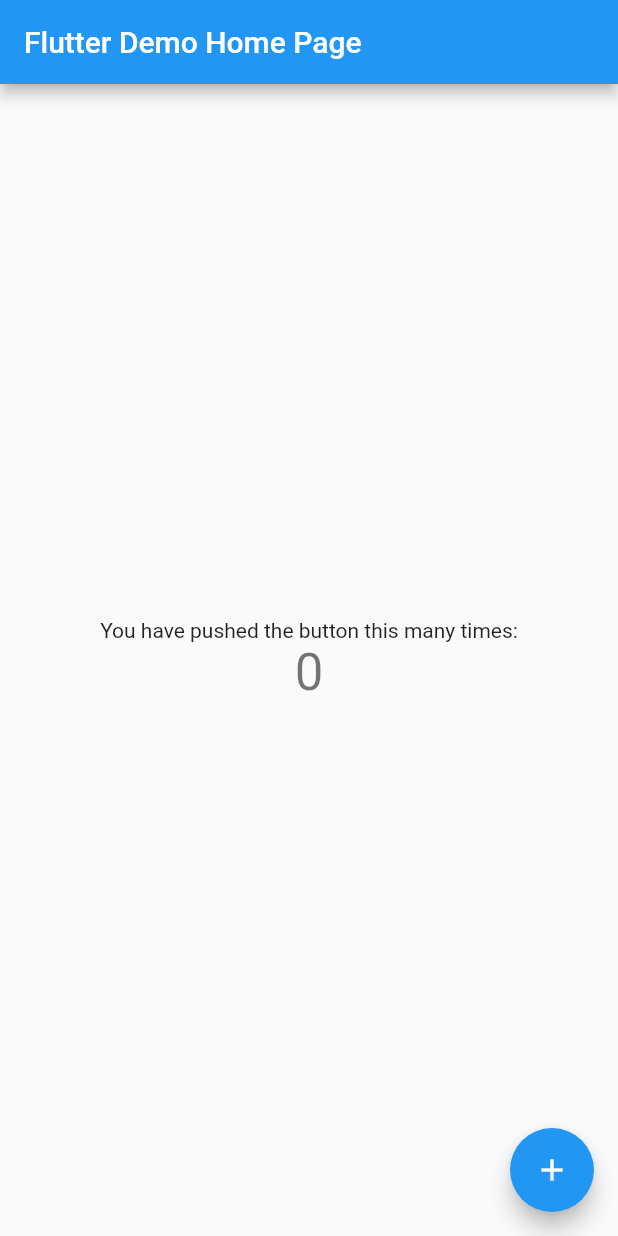
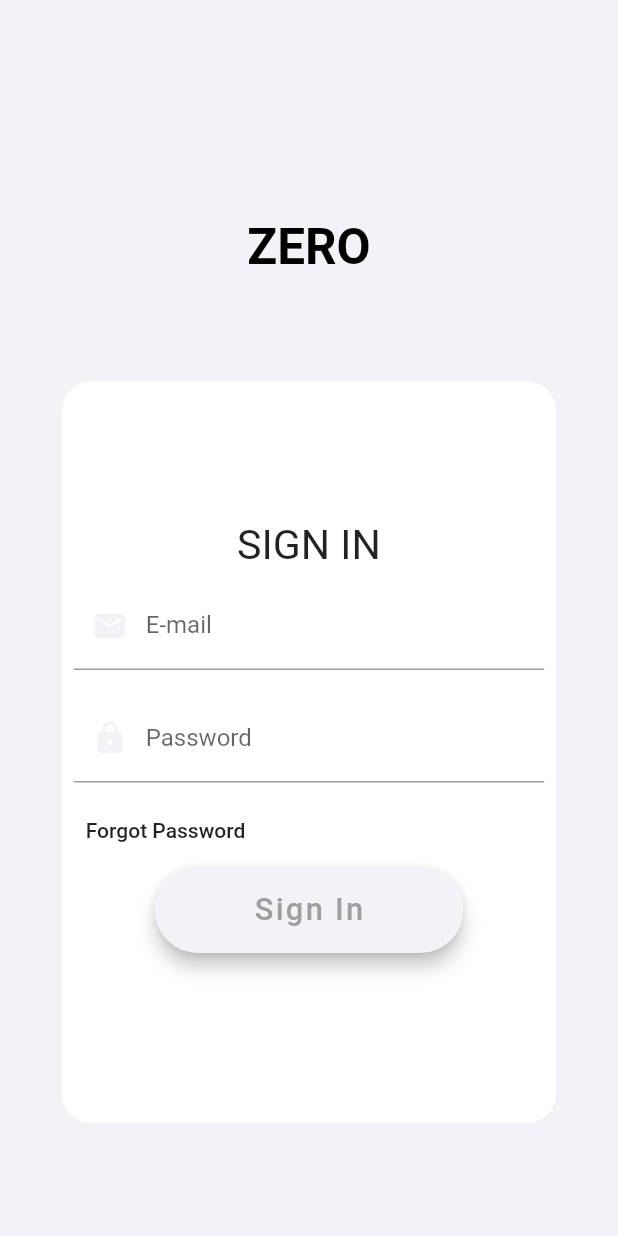
Before and after one commit to sayannath/zero_vendor, a Flutter app: the screen it shows after launch, on a phone screen of 412 x 824 dp. Run offline on Flutter 3.47's test engine with Material 2 defaults, Android fonts, the phone set to English and light mode, and no system bars.

Commit message:
login page

```diff
--- /dev/null
+++ b/lib/constants.dart
@@ -0,0 +1,3 @@
+import 'package:flutter/material.dart';
+
+const mainColor = Color(0xfff2f3f7);
--- a/lib/main.dart
+++ b/lib/main.dart
@@ -1,117 +1,14 @@
 import 'package:flutter/material.dart';
+import 'package:zero_vendor/view/loginPage.dart';
 
-void main() {
-  runApp(MyApp());
-}
+void main() => runApp(MyApp());
 
 class MyApp extends StatelessWidget {
-  // This widget is the root of your application.
   @override
   Widget build(BuildContext context) {
     return MaterialApp(
-      title: 'Flutter Demo',
-      theme: ThemeData(
-        // This is the theme of your application.
-        //
-        // Try running your application with "flutter run". You'll see the
-        // application has a blue toolbar. Then, without quitting the app, try
-        // changing the primarySwatch below to Colors.green and then invoke
-        // "hot reload" (press "r" in the console where you ran "flutter run",
-        // or simply save your changes to "hot reload" in a Flutter IDE).
-        // Notice that the counter didn't reset back to zero; the application
-        // is not restarted.
-        primarySwatch: Colors.blue,
-        // This makes the visual density adapt to the platform that you run
-        // the app on. For desktop platforms, the controls will be smaller and
-        // closer together (more dense) than on mobile platforms.
-        visualDensity: VisualDensity.adaptivePlatformDensity,
-      ),
-      home: MyHomePage(title: 'Flutter Demo Home Page'),
+      debugShowCheckedModeBanner: false,
+      home: LoginPage(),
     );
   }
 }
-
-class MyHomePage extends StatefulWidget {
-  MyHomePage({Key key, this.title}) : super(key: key);
-
-  // This widget is the home page of your application. It is stateful, meaning
-  // that it has a State object (defined below) that contains fields that affect
-  // how it looks.
-
-  // This class is the configuration for the state. It holds the values (in this
-  // case the title) provided by the parent (in this case the App widget) and
-  // used by the build method of the State. Fields in a Widget subclass are
-  // always marked "final".
-
-  final String title;
-
-  @override
-  _MyHomePageState createState() => _MyHomePageState();
-}
-
-class _MyHomePageState extends State<MyHomePage> {
-  int _counter = 0;
-
-  void _incrementCounter() {
-    setState(() {
-      // This call to setState tells the Flutter framework that something has
-      // changed in this State, which causes it to rerun the build method below
-      // so that the display can reflect the updated values. If we changed
-      // _counter without calling setState(), then the build method would not be
-      // called again, and so nothing would appear to happen.
-      _counter++;
-    });
-  }
-
-  @override
-  Widget build(BuildContext context) {
-    // This method is rerun every time setState is called, for instance as done
-    // by the _incrementCounter method above.
-    //
-    // The Flutter framework has been optimized to make rerunning build methods
-    // fast, so that you can just rebuild anything that needs updating rather
-    // than having to individually change instances of widgets.
-    return Scaffold(
-      appBar: AppBar(
-        // Here we take the value from the MyHomePage object that was created by
-        // the App.build method, and use it to set our appbar title.
-        title: Text(widget.title),
-      ),
-      body: Center(
-        // Center is a layout widget. It takes a single child and positions it
-        // in the middle of the parent.
-        child: Column(
-          // Column is also a layout widget. It takes a list of children and
-          // arranges them vertically. By default, it sizes itself to fit its
-          // children horizontally, and tries to be as tall as its parent.
-          //
-          // Invoke "debug painting" (press "p" in the console, choose the
-          // "Toggle Debug Paint" action from the Flutter Inspector in Android
-          // Studio, or the "Toggle Debug Paint" command in Visual Studio Code)
-          // to see the wireframe for each widget.
-          //
-          // Column has various properties to control how it sizes itself and
-          // how it positions its children. Here we use mainAxisAlignment to
-          // center the children vertically; the main axis here is the vertical
-          // axis because Columns are vertical (the cross axis would be
-          // horizontal).
-          mainAxisAlignment: MainAxisAlignment.center,
-          children: <Widget>[
-            Text(
-              'You have pushed the button this many times:',
-            ),
-            Text(
-              '$_counter',
-              style: Theme.of(context).textTheme.headline4,
-            ),
-          ],
-        ),
-      ),
-      floatingActionButton: FloatingActionButton(
-        onPressed: _incrementCounter,
-        tooltip: 'Increment',
-        child: Icon(Icons.add),
-      ), // This trailing comma makes auto-formatting nicer for build methods.
-    );
-  }
-}
--- /dev/null
+++ b/lib/view/addDataPage.dart
@@ -0,0 +1,44 @@
+import 'package:flutter/cupertino.dart';
+import 'package:flutter/material.dart';
+
+import 'homePage.dart';
+
+class AddDataPage extends StatelessWidget {
+  final String data;
+
+  AddDataPage({
+    Key key,
+    @required this.data,
+  }) : super(key: key);
+
+  @override
+  Widget build(BuildContext context) {
+    return Scaffold(
+      appBar: AppBar(
+        title: Text('Add Data'),
+      ),
+      body: Center(
+        child: Column(
+          mainAxisSize: MainAxisSize.min,
+          children: <Widget>[
+            Text(
+              'Add Data Page',
+              style: TextStyle(fontSize: 50),
+            ),
+            Text(
+              data,
+              style: TextStyle(fontSize: 20),
+            ),
+            RaisedButton(
+              onPressed: () {
+                Navigator.of(context).push(MaterialPageRoute(
+                    builder: (context) => HomePage(data: 'Home Page')));
+              },
+              child: Text('Home'),
+            ),
+          ],
+        ),
+      ),
+    );
+  }
+}
--- /dev/null
+++ b/lib/view/homePage.dart
@@ -0,0 +1,32 @@
+import 'package:flutter/cupertino.dart';
+import 'package:flutter/material.dart';
+
+class HomePage extends StatelessWidget {
+  final String data;
+  HomePage({
+    Key key,
+    @required this.data,
+  }) : super(key: key);
+  @override
+  Widget build(BuildContext context) {
+    return Scaffold(
+        appBar: AppBar(
+          title: Text('HOME'),
+        ),
+        body: Center(
+          child: Column(
+            mainAxisSize: MainAxisSize.min,
+            children: <Widget>[
+              Text(
+                'Home Page',
+                style: TextStyle(fontSize: 50),
+              ),
+              Text(
+                data,
+                style: TextStyle(fontSize: 20),
+              ),
+            ],
+          ),
+        ));
+  }
+}
--- a/lib/view/loginPage.dart
+++ b/lib/view/loginPage.dart
@@ -0,0 +1,193 @@
+import 'package:flutter/material.dart';
+
+import '../constants.dart';
+import 'addDataPage.dart';
+
+class LoginPage extends StatefulWidget {
+  @override
+  _LoginPageState createState() => _LoginPageState();
+}
+
+class _LoginPageState extends State<LoginPage> {
+  String email, password;
+  Widget _buildLogo() {
+    return Row(
+      mainAxisAlignment: MainAxisAlignment.center,
+      children: <Widget>[
+        Padding(
+          padding: const EdgeInsets.symmetric(vertical: 70),
+          child: Text(
+            'ZERO',
+            style: TextStyle(
+              fontSize: MediaQuery.of(context).size.height / 25,
+              fontWeight: FontWeight.bold,
+              color: Colors.black,
+            ),
+          ),
+        )
+      ],
+    );
+  }
+
+  Widget _buildEmailRow() {
+    return Padding(
+      padding: EdgeInsets.all(8),
+      child: TextFormField(
+        keyboardType: TextInputType.emailAddress,
+        onChanged: (value) {
+          setState(() {
+            email = value;
+          });
+        },
+        decoration: InputDecoration(
+            prefixIcon: Icon(
+              Icons.email,
+              color: mainColor,
+            ),
+            labelText: 'E-mail'),
+      ),
+    );
+  }
+
+  Widget _buildPasswordRow() {
+    return Padding(
+      padding: EdgeInsets.all(8),
+      child: TextFormField(
+        keyboardType: TextInputType.text,
+        obscureText: true,
+        onChanged: (value) {
+          setState(() {
+            password = value;
+          });
+        },
+        decoration: InputDecoration(
+          prefixIcon: Icon(
+            Icons.lock,
+            color: mainColor,
+          ),
+          labelText: 'Password',
+        ),
+      ),
+    );
+  }
+
+  Widget _buildForgetPasswordButton() {
+    return Row(
+      mainAxisAlignment: MainAxisAlignment.start,
+      crossAxisAlignment: CrossAxisAlignment.start,
+      children: <Widget>[
+        FlatButton(
+          onPressed: () {},
+          child: Text("Forgot Password"),
+        ),
+      ],
+    );
+  }
+
+  Widget _buildLoginButton() {
+    return Row(
+      mainAxisAlignment: MainAxisAlignment.center,
+      children: <Widget>[
+        Container(
+          height: 1.4 * (MediaQuery.of(context).size.height / 20),
+          width: 5 * (MediaQuery.of(context).size.width / 10),
+          margin: EdgeInsets.only(bottom: 20),
+          child: RaisedButton(
+            elevation: 5.0,
+            color: mainColor,
+            shape: RoundedRectangleBorder(
+              borderRadius: BorderRadius.circular(30.0),
+            ),
+            onPressed: () {
+              Navigator.of(context).push(MaterialPageRoute(
+                  builder: (context) => AddDataPage(data: 'Add Data')));
+            },
+            child: Text(
+              "Sign In",
+              style: TextStyle(
+                color: Colors.grey,
+                letterSpacing: 1.5,
+                fontSize: MediaQuery.of(context).size.height / 40,
+              ),
+            ),
+          ),
+        )
+      ],
+    );
+  }
+
+  Widget _buildContainer() {
+    return Row(
+      mainAxisAlignment: MainAxisAlignment.center,
+      children: <Widget>[
+        ClipRRect(
+          borderRadius: BorderRadius.all(
+            Radius.circular(20),
+          ),
+          child: Container(
+            height: MediaQuery.of(context).size.height * 0.6,
+            width: MediaQuery.of(context).size.width * 0.8,
+            decoration: BoxDecoration(
+              color: Colors.white,
+            ),
+            child: Column(
+              mainAxisAlignment: MainAxisAlignment.center,
+              crossAxisAlignment: CrossAxisAlignment.center,
+              children: <Widget>[
+                Row(
+                  mainAxisAlignment: MainAxisAlignment.center,
+                  children: <Widget>[
+                    Text(
+                      "SIGN IN",
+                      style: TextStyle(
+                        fontSize: MediaQuery.of(context).size.height / 30,
+                      ),
+                    ),
+                  ],
+                ),
+                _buildEmailRow(),
+                _buildPasswordRow(),
+                _buildForgetPasswordButton(),
+                _buildLoginButton(),
+              ],
+            ),
+          ),
+        ),
+      ],
+    );
+  }
+
+  @override
+  Widget build(BuildContext context) {
+    return SafeArea(
+      child: Scaffold(
+        resizeToAvoidBottomPadding: false,
+        backgroundColor: Color(0xfff2f3f7),
+        body: Stack(
+          children: <Widget>[
+            Container(
+              height: MediaQuery.of(context).size.height * 0.7,
+              width: MediaQuery.of(context).size.width,
+              child: Container(
+                decoration: BoxDecoration(
+                  color: mainColor,
+                  borderRadius: BorderRadius.only(
+                    bottomLeft: const Radius.circular(70),
+                    bottomRight: const Radius.circular(70),
+                  ),
+                ),
+              ),
+            ),
+            Column(
+              mainAxisAlignment: MainAxisAlignment.center,
+              children: <Widget>[
+                _buildLogo(),
+                _buildContainer(),
+              ],
+            )
+          ],
+        ),
+      ),
+    );
+  }
+}
```
Also changed, not shown: pubspec.yaml (+1 -56 lines).
